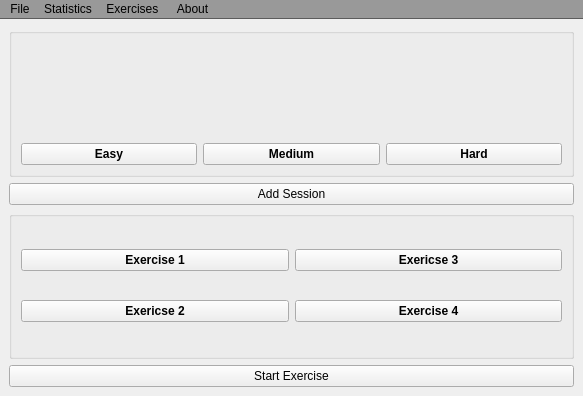
Qt form rupee_app/ui/newstuff.ui (jesperBKR/P4) before a commit.
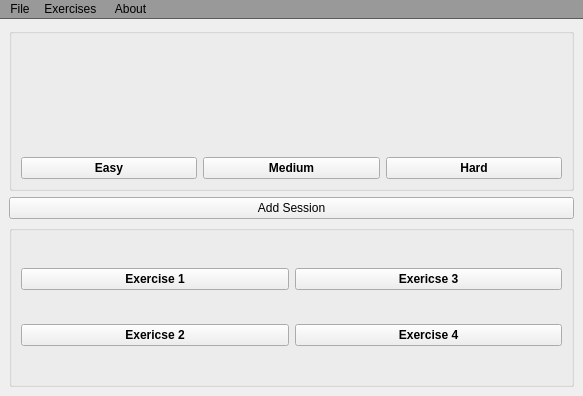
The same form after that commit.

Commit message: Changes to newstuff.UI and newstuff.cpp. Will be updated again.

The edit to the form file:
```diff
--- a/rupee_app/ui/newstuff.ui
+++ b/rupee_app/ui/newstuff.ui
@@ -154,13 +154,6 @@
       </layout>
      </widget>
     </item>
-    <item>
-     <widget class="QPushButton" name="startButton">
-      <property name="text">
-       <string>Start Exercise</string>
-      </property>
-     </widget>
-    </item>
    </layout>
   </widget>
   <widget class="QMenuBar" name="menuBar">
@@ -630,11 +623,6 @@
    <property name="nativeMenuBar">
     <bool>false</bool>
    </property>
-   <widget class="QMenu" name="menuAbout">
-    <property name="title">
-     <string>Statistics</string>
-    </property>
-   </widget>
    <widget class="QMenu" name="menuFile">
     <property name="palette">
      <palette>
@@ -1066,16 +1054,15 @@
     </property>
     <addaction name="action_exercises"/>
    </widget>
-   <widget class="QMenu" name="menuAbout_2">
+   <widget class="QMenu" name="menuAbout">
     <property name="title">
      <string>About</string>
     </property>
     <addaction name="action_help"/>
    </widget>
    <addaction name="menuFile"/>
-   <addaction name="menuAbout"/>
    <addaction name="menuExercises"/>
-   <addaction name="menuAbout_2"/>
+   <addaction name="menuAbout"/>
   </widget>
   <action name="action_exit">
    <property name="text">
```
The commit also changes 3 other files.
